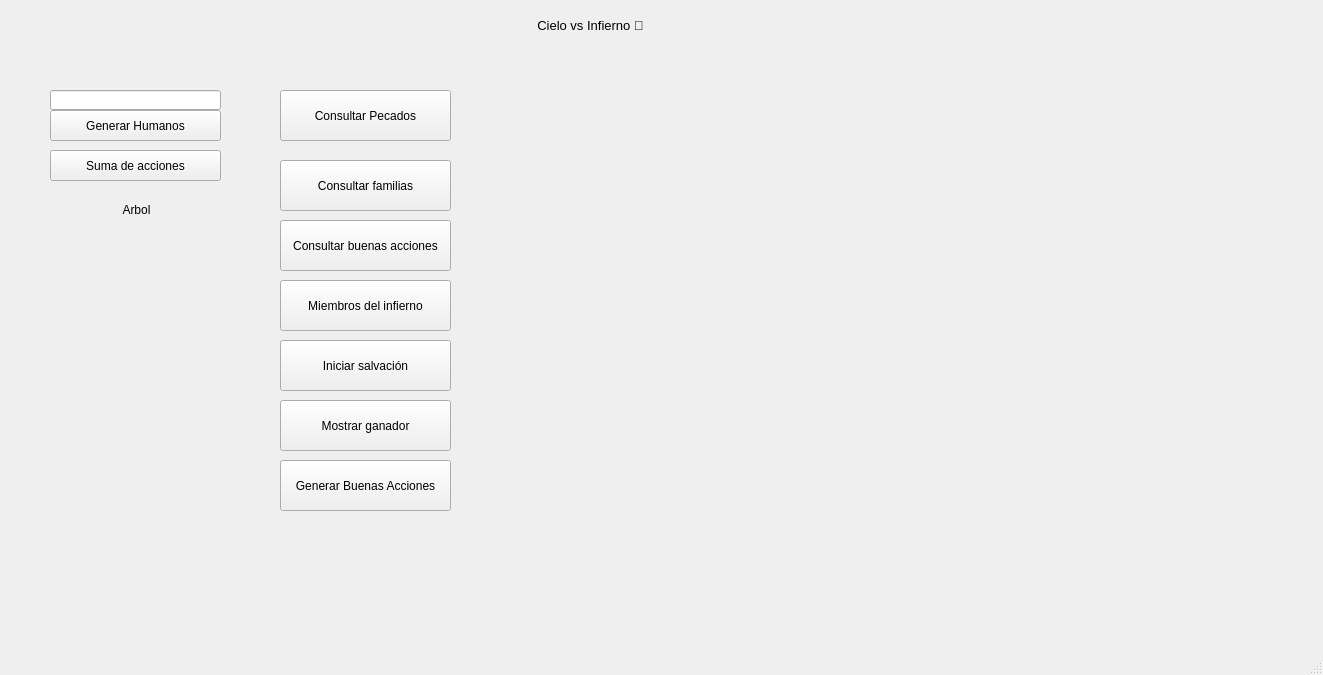
JohnSC31/PY2-CIELOvsINFIERNO-2102, file CielovsInfierno/mainwindow.ui: the form before one commit.
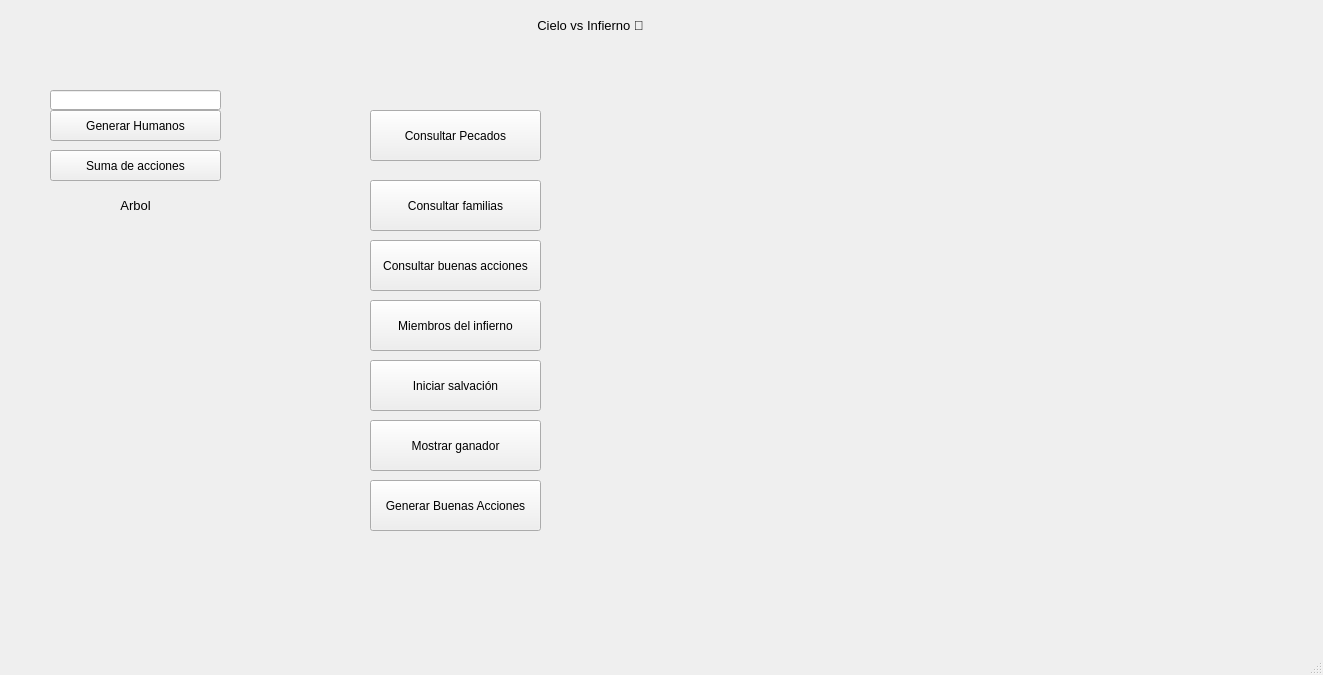
The form after the commit.

What changed in the file:
```diff
--- a/CielovsInfierno/mainwindow.ui
+++ b/CielovsInfierno/mainwindow.ui
@@ -64,8 +64,8 @@
    <widget class="QPushButton" name="GenerarBuenasAcciones">
     <property name="geometry">
      <rect>
-      <x>280</x>
-      <y>460</y>
+      <x>370</x>
+      <y>480</y>
       <width>171</width>
       <height>51</height>
      </rect>
@@ -77,8 +77,8 @@
    <widget class="QPushButton" name="ConsultarMiembrosDeInfierno">
     <property name="geometry">
      <rect>
-      <x>280</x>
-      <y>280</y>
+      <x>370</x>
+      <y>300</y>
       <width>171</width>
       <height>51</height>
      </rect>
@@ -90,8 +90,8 @@
    <widget class="QPushButton" name="IniciarSalvacion">
     <property name="geometry">
      <rect>
-      <x>280</x>
-      <y>340</y>
+      <x>370</x>
+      <y>360</y>
       <width>171</width>
       <height>51</height>
      </rect>
@@ -103,8 +103,8 @@
    <widget class="QPushButton" name="MostrarGanador">
     <property name="geometry">
      <rect>
-      <x>280</x>
-      <y>400</y>
+      <x>370</x>
+      <y>420</y>
       <width>171</width>
       <height>51</height>
      </rect>
@@ -116,8 +116,8 @@
    <widget class="QPushButton" name="ConsultarFamilias">
     <property name="geometry">
      <rect>
-      <x>280</x>
-      <y>160</y>
+      <x>370</x>
+      <y>180</y>
       <width>171</width>
       <height>51</height>
      </rect>
@@ -129,8 +129,8 @@
    <widget class="QPushButton" name="ConsultarBuenasAcciones">
     <property name="geometry">
      <rect>
-      <x>280</x>
-      <y>220</y>
+      <x>370</x>
+      <y>240</y>
       <width>171</width>
       <height>51</height>
      </rect>
@@ -142,8 +142,8 @@
    <widget class="QPushButton" name="ConsultarPecados">
     <property name="geometry">
      <rect>
-      <x>280</x>
-      <y>90</y>
+      <x>370</x>
+      <y>110</y>
       <width>171</width>
       <height>51</height>
      </rect>
@@ -165,12 +165,17 @@
    <widget class="QLabel" name="label_2">
     <property name="geometry">
      <rect>
-      <x>56</x>
-      <y>200</y>
-      <width>161</width>
-      <height>20</height>
+      <x>50</x>
+      <y>190</y>
+      <width>171</width>
+      <height>31</height>
      </rect>
     </property>
+    <property name="font">
+     <font>
+      <pointsize>10</pointsize>
+     </font>
+    </property>
     <property name="text">
      <string>Arbol</string>
     </property>
@@ -182,33 +187,27 @@
     <property name="geometry">
      <rect>
       <x>50</x>
-      <y>230</y>
-      <width>171</width>
+      <y>220</y>
+      <width>221</width>
       <height>61</height>
      </rect>
     </property>
     <property name="text">
      <string/>
     </property>
-    <property name="alignment">
-     <set>Qt::AlignCenter</set>
-    </property>
    </widget>
    <widget class="QLabel" name="lblLastLvlHumans">
     <property name="geometry">
      <rect>
-      <x>60</x>
-      <y>300</y>
-      <width>161</width>
+      <x>50</x>
+      <y>290</y>
+      <width>221</width>
       <height>311</height>
      </rect>
     </property>
     <property name="text">
      <string/>
     </property>
-    <property name="alignment">
-     <set>Qt::AlignCenter</set>
-    </property>
    </widget>
   </widget>
   <widget class="QMenuBar" name="menubar">
```
Left out of the diff: 4 changed lines with no effect on the pictures.
